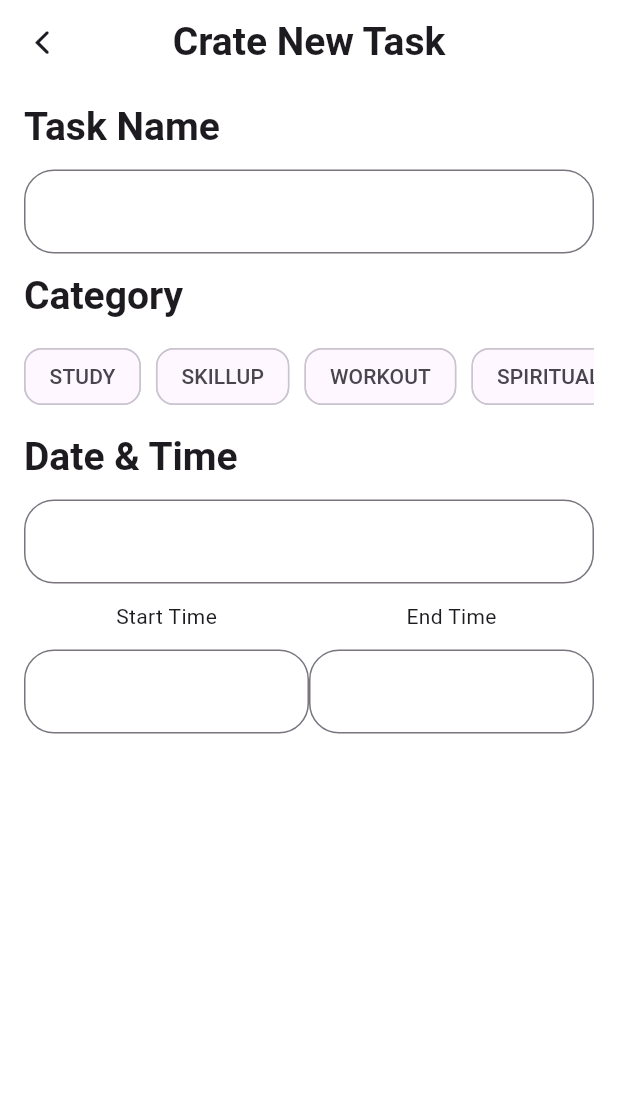
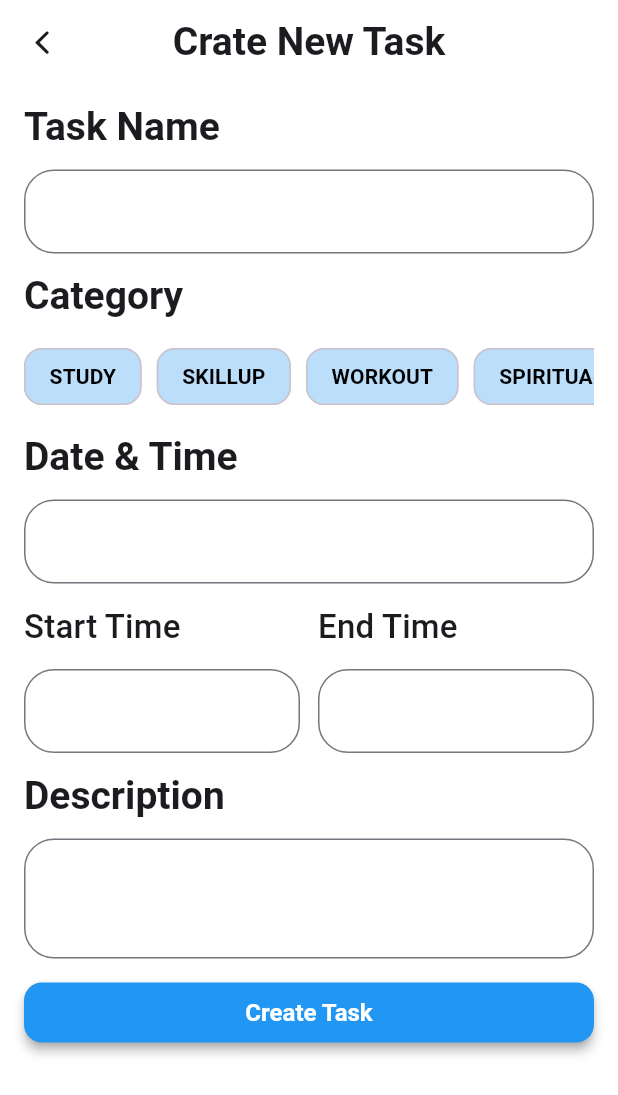
Before and after one commit to rostom17/EDGE_PROJECT_MOB_APP, a Flutter app: the screen it shows after launch, after a tap on an icon or button, on a phone screen of 412 x 824 dp. Shown: the top 1095 px of the screen. Run offline on Flutter 3.47's test engine with Material 3 defaults, Android fonts, the phone set to English and light mode, and no system bars; our stand-ins replace get, iconsax.

Commit message:
create task screen updated

```diff
--- a/lib/app.dart
+++ b/lib/app.dart
@@ -47,6 +47,20 @@ class MyTodoList extends StatelessWidget {
         iconSize: 32,
       ),
 
+      elevatedButtonTheme: ElevatedButtonThemeData(
+        style: ElevatedButton.styleFrom(
+          fixedSize: Size.fromWidth(double.maxFinite),
+          backgroundColor: Colors.blue,
+          foregroundColor: Colors.white,
+          shadowColor: Colors.grey,
+          elevation: 3,
+          shape: RoundedRectangleBorder(
+            borderRadius: BorderRadius.circular(12),
+          ),
+          textStyle: TextStyle(fontSize: 16, fontWeight: FontWeight.bold),
+        ),
+      ),
+
       textButtonTheme: TextButtonThemeData(
         style: TextButton.styleFrom(
           foregroundColor: Colors.grey[700],
@@ -56,6 +70,7 @@ class MyTodoList extends StatelessWidget {
 
       textTheme: TextTheme(
         titleLarge: TextStyle(fontSize: 26, fontWeight: FontWeight.w600),
+        titleMedium: TextStyle(fontSize: 22, fontWeight: FontWeight.w500),
       ),
 
       inputDecorationTheme: InputDecorationTheme(
--- a/lib/features/todo_activity/view/Screens/create_todo_screen.dart
+++ b/lib/features/todo_activity/view/Screens/create_todo_screen.dart
@@ -39,7 +39,7 @@ class _CreateTodoScreenState extends State<CreateTodoScreen> {
               const SizedBox(height: 12),
               Text("Category", style: Theme.of(context).textTheme.titleLarge),
               const SizedBox(height: 12),
-              _categoryItem(),
+              _buildCategoryItem(),
               const SizedBox(height: 12),
               Text(
                 "Date & Time",
@@ -48,29 +48,16 @@ class _CreateTodoScreenState extends State<CreateTodoScreen> {
               const SizedBox(height: 12),
               TextField(),
               const SizedBox(height: 12),
-              Row(
-                mainAxisAlignment: MainAxisAlignment.spaceBetween,
-                children: [
-                  Expanded(
-                    child: Column(
-                      children: [
-                        Text("Start Time"),
-                        const SizedBox(height: 12),
-                        TextField(),
-                      ],
-                    ),
-                  ),
-                  Expanded(
-                    child: Column(
-                      children: [
-                        Text("End Time"),
-                        const SizedBox(height: 12),
-                        TextField(),
-                      ],
-                    ),
-                  ),
-                ],
+              _buildStartAndEndTime(),
+              const SizedBox(height: 12),
+              Text(
+                "Description",
+                style: Theme.of(context).textTheme.titleLarge,
               ),
+              const SizedBox(height: 12),
+              TextField(maxLines: 2),
+              const SizedBox(height: 12),
+              ElevatedButton(onPressed: () {}, child: Text("Create Task")),
             ],
           ),
         ),
@@ -78,7 +65,31 @@ class _CreateTodoScreenState extends State<CreateTodoScreen> {
     );
   }
 
-  SizedBox _categoryItem() {
+  Row _buildStartAndEndTime() {
+    return Row(
+      mainAxisAlignment: MainAxisAlignment.spaceBetween,
+      children: [
+        _startEndTime("Start Time"),
+        const SizedBox(width: 12),
+        _startEndTime("End Time"),
+      ],
+    );
+  }
+
+  Expanded _startEndTime(String time) {
+    return Expanded(
+      child: Column(
+        crossAxisAlignment: CrossAxisAlignment.start,
+        children: [
+          Text(time, style: Theme.of(context).textTheme.titleMedium),
+          const SizedBox(height: 12),
+          TextField(),
+        ],
+      ),
+    );
+  }
+
+  SizedBox _buildCategoryItem() {
     return SizedBox(
       height: 50,
       width: double.maxFinite,
@@ -100,9 +111,19 @@ class _CreateTodoScreenState extends State<CreateTodoScreen> {
                     color:
                         _selectedCategoryIndex != null &&
                                 _selectedCategoryIndex == item.index
-                            ? WidgetStatePropertyAll(Colors.green)
-                            : null,
-                    label: Text(item.name.toUpperCase()),
+                            ? WidgetStatePropertyAll(Colors.blue)
+                            : WidgetStatePropertyAll(Colors.blue.shade100),
+                    label: Text(
+                      item.name.toUpperCase(),
+                      style: TextStyle(
+                        fontWeight: FontWeight.bold,
+                        color:
+                            _selectedCategoryIndex != null &&
+                                    _selectedCategoryIndex == item.index
+                                ? Colors.white
+                                : Colors.black,
+                      ),
+                    ),
                   ),
                 ),
                 const SizedBox(width: 10),
```
